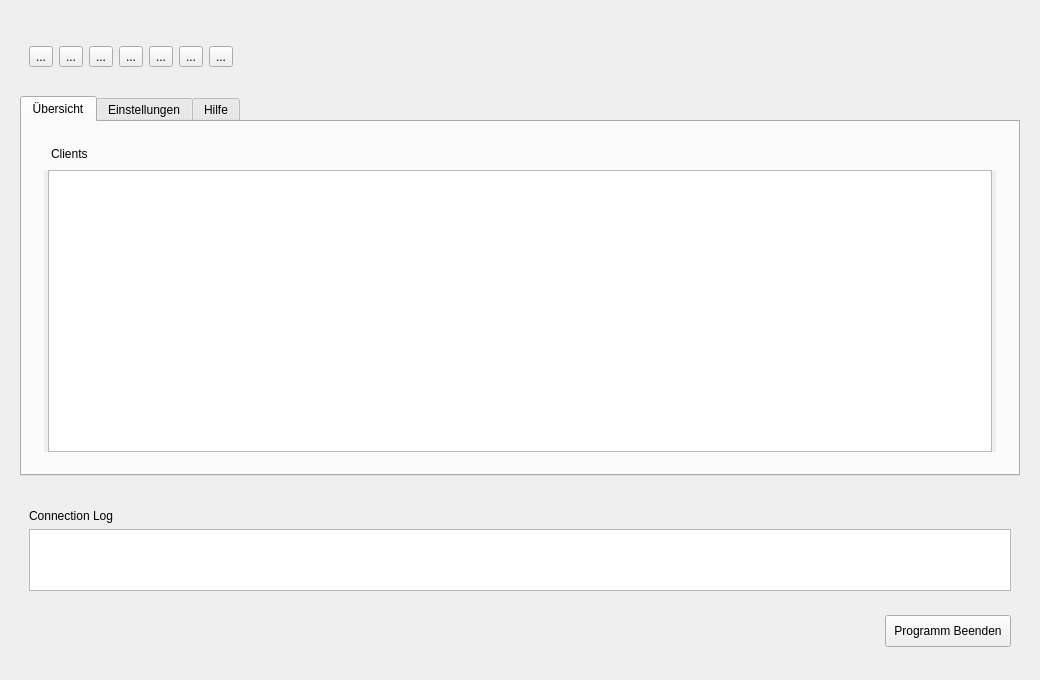
First picture: the form in server/server.ui, repository valueerrorx/life-exam, before the edit.
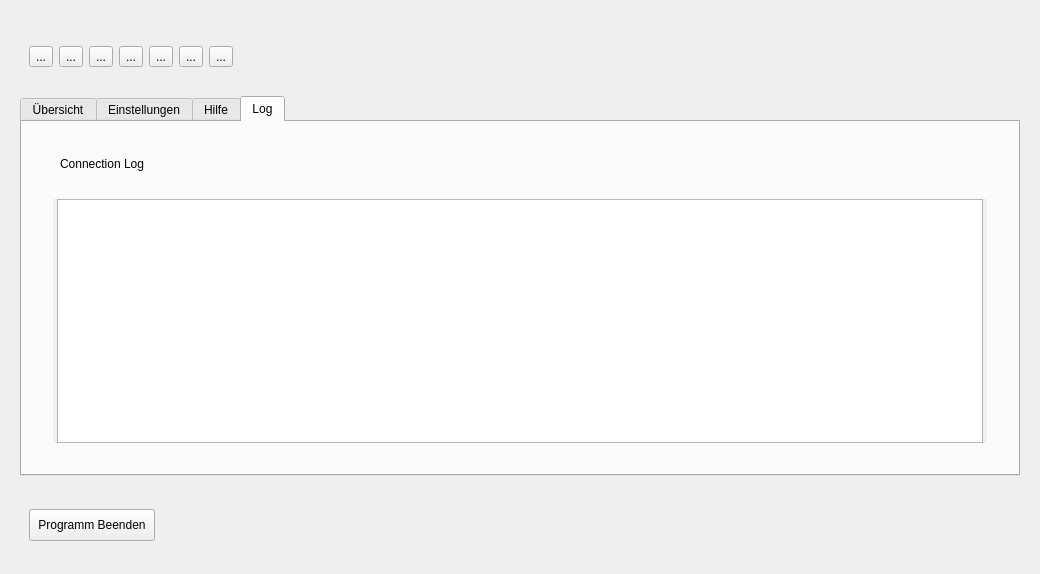
Second picture: the form after the edit. The open tabs and pages were chosen to show the change. Icons and pictures are not drawn.

Commit message: server.ui added tab for logging

```diff
--- a/server/server.ui
+++ b/server/server.ui
@@ -8,7 +8,7 @@
     <x>0</x>
     <y>0</y>
     <width>1040</width>
-    <height>680</height>
+    <height>574</height>
    </rect>
   </property>
   <property name="sizePolicy">
@@ -271,6 +271,9 @@
         <property name="styleSheet">
          <string notr="true">padding:4px;</string>
         </property>
+        <property name="tabPosition">
+         <enum>QTabWidget::North</enum>
+        </property>
         <property name="tabShape">
          <enum>QTabWidget::Rounded</enum>
         </property>
@@ -309,6 +312,9 @@
               <verstretch>0</verstretch>
              </sizepolicy>
             </property>
+            <property name="styleSheet">
+             <string notr="true"/>
+            </property>
             <layout class="QVBoxLayout" name="verticalLayout">
              <property name="sizeConstraint">
               <enum>QLayout::SetDefaultConstraint</enum>
@@ -322,7 +328,7 @@
                 </font>
                </property>
                <property name="styleSheet">
-                <string notr="true">padding:0px;</string>
+                <string notr="true">padding:0px;margin-top:1px;</string>
                </property>
                <property name="text">
                 <string>&lt;html&gt;&lt;head/&gt;&lt;body&gt;&lt;p&gt;Clients&lt;/p&gt;&lt;/body&gt;&lt;/html&gt;</string>
@@ -340,6 +346,12 @@
              </item>
              <item>
               <widget class="QListWidget" name="listWidget">
+               <property name="sizePolicy">
+                <sizepolicy hsizetype="Preferred" vsizetype="Expanding">
+                 <horstretch>0</horstretch>
+                 <verstretch>0</verstretch>
+                </sizepolicy>
+               </property>
                <property name="contextMenuPolicy">
                 <enum>Qt::NoContextMenu</enum>
                </property>
@@ -743,89 +755,94 @@
           </item>
          </layout>
         </widget>
-       </widget>
-      </item>
-     </layout>
-    </widget>
-   </item>
+        <widget class="QWidget" name="tab_4">
+         <attribute name="icon">
+          <iconset>
+           <normaloff>../pixmaps/log.png</normaloff>../pixmaps/log.png</iconset>
+         </attribute>
+         <attribute name="title">
+          <string>Log</string>
+         </attribute>
+         <layout class="QVBoxLayout" name="verticalLayout_14">
    <item>
-    <widget class="QWidget" name="widget" native="true">
+           <widget class="QWidget" name="widget_12" native="true">
      <property name="sizePolicy">
-      <sizepolicy hsizetype="Preferred" vsizetype="Fixed">
+             <sizepolicy hsizetype="Expanding" vsizetype="Expanding">
        <horstretch>0</horstretch>
        <verstretch>0</verstretch>
       </sizepolicy>
      </property>
-     <layout class="QVBoxLayout" name="verticalLayout_3">
-      <item>
-       <widget class="QWidget" name="widget_6" native="true">
-        <property name="sizePolicy">
-         <sizepolicy hsizetype="Expanding" vsizetype="Maximum">
-          <horstretch>0</horstretch>
-          <verstretch>0</verstretch>
-         </sizepolicy>
-        </property>
-        <property name="minimumSize">
-         <size>
-          <width>822</width>
-          <height>2</height>
-         </size>
-        </property>
-        <property name="maximumSize">
-         <size>
-          <width>16777215</width>
-          <height>100</height>
-         </size>
+            <property name="layoutDirection">
+             <enum>Qt::RightToLeft</enum>
+            </property>
+            <property name="styleSheet">
+             <string notr="true">padding:0px;</string>
         </property>
         <layout class="QVBoxLayout" name="verticalLayout_9">
          <item>
-          <widget class="QLabel" name="infolabel">
-           <property name="font">
-            <font>
-             <weight>50</weight>
-             <bold>false</bold>
-            </font>
-           </property>
-           <property name="layoutDirection">
-            <enum>Qt::LeftToRight</enum>
-           </property>
+              <widget class="QWidget" name="widget_13" native="true">
+               <layout class="QVBoxLayout" name="verticalLayout_15">
+                <item>
+                 <widget class="QLabel" name="label_3">
            <property name="styleSheet">
-            <string notr="true">padding:0px;</string>
+                   <string notr="true">margin:4px;</string>
            </property>
            <property name="text">
-            <string>&lt;html&gt;&lt;head/&gt;&lt;body&gt;&lt;p&gt;Connection Log&lt;/p&gt;&lt;/body&gt;&lt;/html&gt;</string>
+                   <string>Connection Log</string>
            </property>
            <property name="alignment">
-            <set>Qt::AlignLeading|Qt::AlignLeft|Qt::AlignTop</set>
-           </property>
-           <property name="wordWrap">
-            <bool>true</bool>
+                   <set>Qt::AlignLeading|Qt::AlignLeft|Qt::AlignVCenter</set>
            </property>
            <property name="indent">
-            <number>-8</number>
+                   <number>-1</number>
            </property>
           </widget>
          </item>
+               </layout>
+              </widget>
+             </item>
+             <item>
+              <widget class="QWidget" name="widget_6" native="true">
+               <layout class="QVBoxLayout" name="verticalLayout_16">
          <item>
           <widget class="QTextBrowser" name="logwidget">
            <property name="sizePolicy">
-            <sizepolicy hsizetype="Expanding" vsizetype="Preferred">
+                   <sizepolicy hsizetype="Expanding" vsizetype="Expanding">
              <horstretch>0</horstretch>
              <verstretch>0</verstretch>
             </sizepolicy>
            </property>
            <property name="styleSheet">
-            <string notr="true">padding: 0px;</string>
+                   <string notr="true">margin:0 4px 0 4px;</string>
            </property>
           </widget>
          </item>
         </layout>
        </widget>
       </item>
-      <item alignment="Qt::AlignRight">
+            </layout>
+           </widget>
+          </item>
+         </layout>
+        </widget>
+       </widget>
+      </item>
+     </layout>
+    </widget>
+   </item>
+   <item>
+    <widget class="QWidget" name="widget" native="true">
+     <property name="sizePolicy">
+      <sizepolicy hsizetype="Preferred" vsizetype="Fixed">
+       <horstretch>0</horstretch>
+       <verstretch>0</verstretch>
+      </sizepolicy>
+     </property>
+     <layout class="QVBoxLayout" name="verticalLayout_3">
+      <item>
        <widget class="QWidget" name="widget_3" native="true">
         <property name="sizePolicy">
-         <sizepolicy hsizetype="Minimum" vsizetype="Expanding">
+         <sizepolicy hsizetype="Expanding" vsizetype="Expanding">
           <horstretch>0</horstretch>
           <verstretch>0</verstretch>
          </sizepolicy>
```
Left out of the diff: 4 changed lines with no effect on the pictures. Lines whose indentation alone changed are shown as unchanged.
